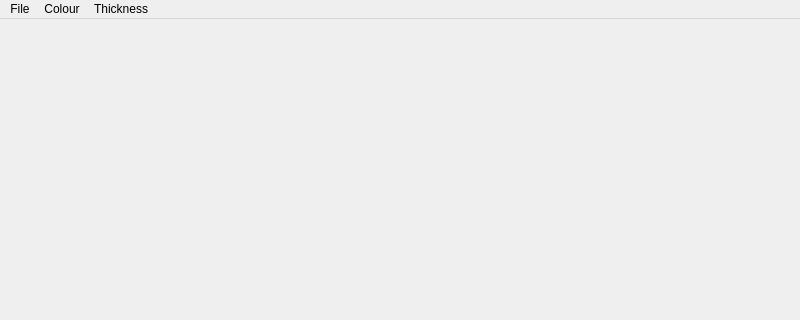
Qt form mainwindow.ui (exquet/Paint) before a commit; both pictures show x 0 to 800 and y 0 to 320 of the 800 by 600 pixel window.
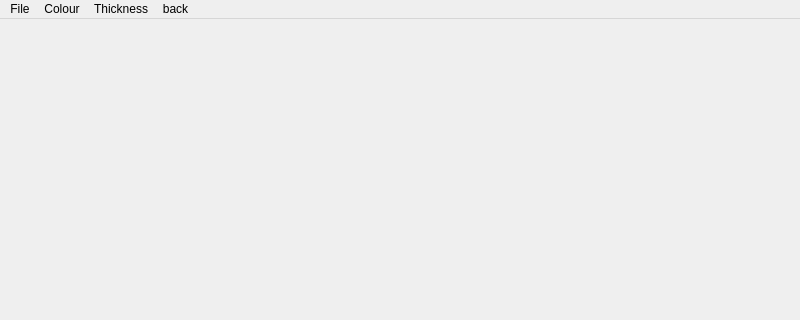
The same form after that commit.

The edit to the form file:
```diff
--- a/mainwindow.ui
+++ b/mainwindow.ui
@@ -51,9 +51,16 @@
     <addaction name="action5px"/>
     <addaction name="actioncustom"/>
    </widget>
+   <widget class="QMenu" name="menuback">
+    <property name="title">
+     <string>back</string>
+    </property>
+    <addaction name="actionreturn"/>
+   </widget>
    <addaction name="menuFile"/>
    <addaction name="menuColour"/>
    <addaction name="menuThickness"/>
+   <addaction name="menuback"/>
   </widget>
   <action name="actionClear">
    <property name="text">
```
Left out of the diff: 5 changed lines with no effect on the pictures.
